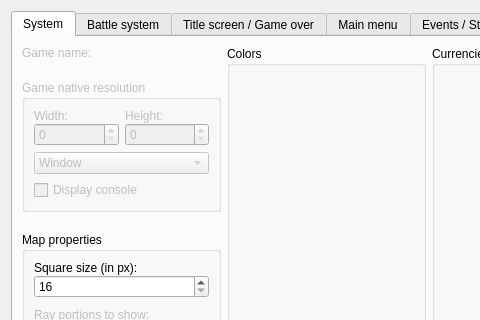
RPG-Paper-Maker/RPG-Paper-Maker, file Dialogs/dialogsystems.ui: the form before one commit; both pictures show x 0 to 480 and y 0 to 320 of the 857 by 753 pixel window.
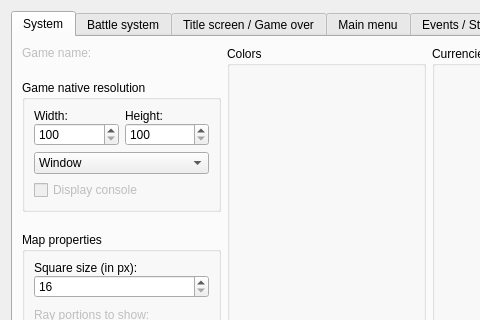
The form after the commit. Custom widgets are drawn as their Qt base class.

Commit message: Window / fullscreen resolution update

What changed in the file:
```diff
--- a/Dialogs/dialogsystems.ui
+++ b/Dialogs/dialogsystems.ui
@@ -75,7 +75,7 @@
              <item>
               <widget class="QGroupBox" name="groupBox_2">
                <property name="enabled">
-                <bool>false</bool>
+                <bool>true</bool>
                </property>
                <property name="title">
                 <string>Game native resolution</string>
@@ -102,7 +102,14 @@
                      </widget>
                     </item>
                     <item>
-                     <widget class="QSpinBox" name="spinBox"/>
+                     <widget class="QSpinBox" name="spinBoxScreenWidth">
+                      <property name="minimum">
+                       <number>100</number>
+                      </property>
+                      <property name="maximum">
+                       <number>5000</number>
+                      </property>
+                     </widget>
                     </item>
                    </layout>
                   </item>
@@ -125,12 +132,19 @@
                      </widget>
                     </item>
                     <item>
-                     <widget class="QSpinBox" name="spinBox_2"/>
+                     <widget class="QSpinBox" name="spinBoxScreenHeight">
+                      <property name="minimum">
+                       <number>100</number>
+                      </property>
+                      <property name="maximum">
+                       <number>5000</number>
+                      </property>
+                     </widget>
                     </item>
                    </layout>
                   </item>
                   <item row="1" column="0" colspan="2">
-                   <widget class="QComboBox" name="comboBox">
+                   <widget class="QComboBox" name="comboBoxScreenWindow">
                     <item>
                      <property name="text">
                       <string>Window</string>
@@ -147,6 +161,9 @@
                 </item>
                 <item row="1" column="0">
                  <widget class="QCheckBox" name="checkBox">
+                  <property name="enabled">
+                   <bool>false</bool>
+                  </property>
                   <property name="text">
                    <string>Display console</string>
                   </property>
```
The commit also changes 4 other files.
